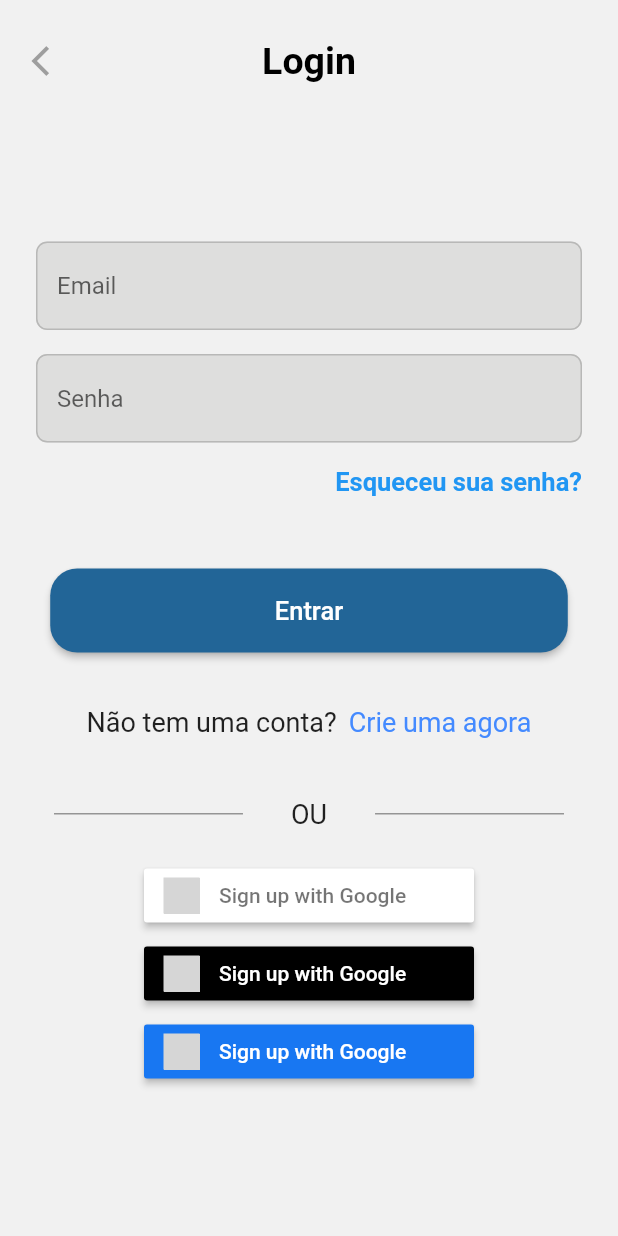
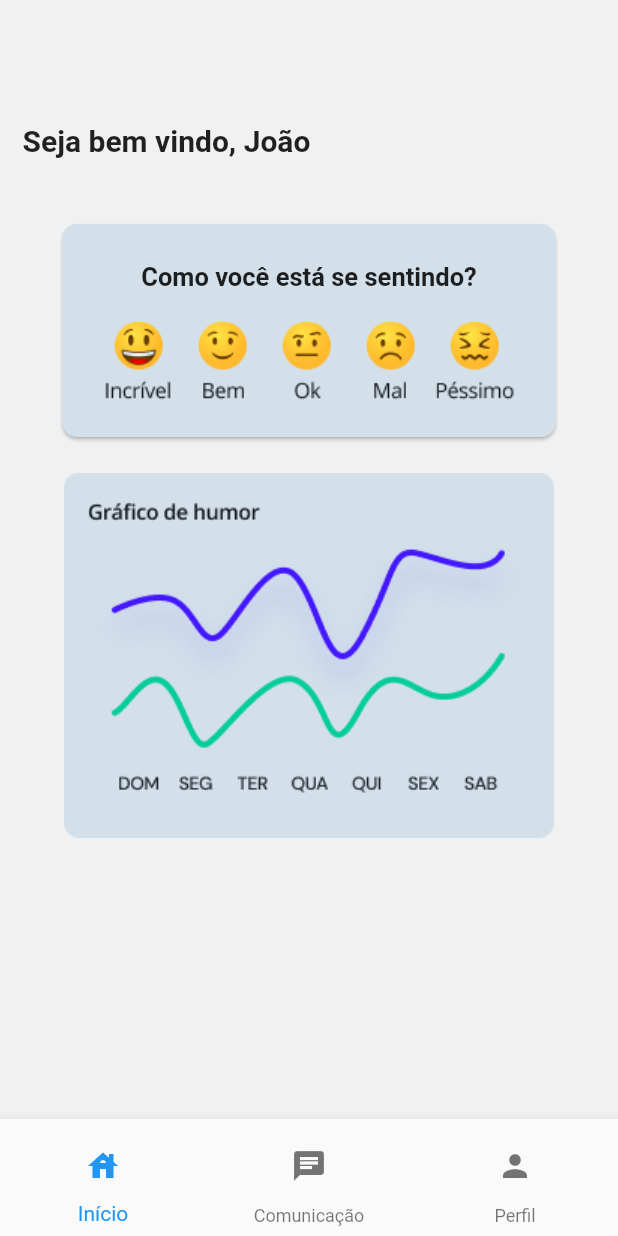
Before and after one commit to Joe02/psi-mental-health, a Flutter app: the LoginScreen screen opened directly, after a tap on "Entrar", on a phone screen of 412 x 824 dp. Run offline on Flutter 3.47's test engine with Material 2 defaults, Android fonts, the phone set to English and light mode, and no system bars; our stand-ins replace flutter_signin_button, get, page_view_indicators, shared_preferences; accounts and stored records are empty; grey boxes are pictures that could not be loaded.

Commit message:
MHP-login Finished home screen.

```diff
--- a/lib/colors/colors.dart
+++ b/lib/colors/colors.dart
@@ -12,3 +12,6 @@ const Color defaultTextFormFieldBorderColor =
     Color.fromRGBO(184, 184, 183, 1.0);
 const Color defaultTextFormFieldTextColor = Color.fromRGBO(155, 155, 155, 1.0);
 const Color loginBackgroundColor = Color.fromRGBO(241, 241, 241, 1.0);
+
+// Home Colors
+const Color homeScreenCardBackgroundColor = Color.fromRGBO(211, 224, 234, 1.0);
--- /dev/null
+++ b/lib/home_screen/HomeScreen.dart
@@ -0,0 +1,322 @@
+import 'package:flutter/cupertino.dart';
+import 'package:flutter/material.dart';
+
+import '../colors/colors.dart';
+
+class HomeScreen extends StatefulWidget {
+  @override
+  HomeScreenState createState() => HomeScreenState();
+}
+
+class HomeScreenState extends State<HomeScreen> {
+  final homeScreenViewController = PageController(initialPage: 0);
+  final _currentPageNotifier = ValueNotifier<int>(0);
+  List<HomeScreenGridViewItem> itemsList = [];
+
+  @override
+  void initState() {
+    super.initState();
+    itemsList.add(HomeScreenGridViewItem(
+      "Chat",
+      const Icon(
+        Icons.chat_rounded,
+        size: 50,
+        color: defaultButtonColor,
+      ),
+    ));
+    itemsList.add(HomeScreenGridViewItem(
+      "Consulta",
+      const Icon(
+        Icons.people,
+        size: 50,
+        color: defaultButtonColor,
+      ),
+    ));
+    itemsList.add(HomeScreenGridViewItem(
+      "Agendamentos",
+      const Icon(
+        Icons.calendar_today,
+        size: 50,
+        color: defaultButtonColor,
+      ),
+    ));
+  }
+
+  @override
+  Widget build(BuildContext context) {
+    return Scaffold(
+      backgroundColor: loginBackgroundColor,
+      bottomNavigationBar: StatefulBuilder(
+        builder: (context, widgetStateSetter) {
+          return BottomNavigationBar(
+            currentIndex: _currentPageNotifier.value,
+            items: [
+              BottomNavigationBarItem(
+                icon: IconButton(
+                  onPressed: () {
+                    widgetStateSetter(() {
+                      _currentPageNotifier.value = 0;
+                      homeScreenViewController.jumpToPage(0);
+                    });
+                  },
+                  icon: const Icon(
+                    Icons.house,
+                  ),
+                ),
+                label: "Início",
+              ),
+              BottomNavigationBarItem(
+                icon: IconButton(
+                  onPressed: () {
+                    widgetStateSetter(() {
+                      _currentPageNotifier.value = 1;
+                      homeScreenViewController.jumpToPage(1);
+                    });
+                  },
+                  icon: const Icon(
+                    Icons.chat,
+                  ),
+                ),
+                label: "Comunicação",
+              ),
+              BottomNavigationBarItem(
+                icon: IconButton(
+                  onPressed: () {
+                    widgetStateSetter(() {
+                      _currentPageNotifier.value = 2;
+                      homeScreenViewController.jumpToPage(2);
+                    });
+                  },
+                  icon: const Icon(
+                    Icons.person,
+                  ),
+                ),
+                label: "Perfil",
+              ),
+            ],
+          );
+        },
+      ),
+      body: PageView(
+        controller: homeScreenViewController,
+        onPageChanged: (pageIndex) {
+          setState(() {
+            _currentPageNotifier.value = pageIndex;
+          });
+        },
+        children: [
+          buildHomeScreen(),
+          buildCommunicationScreen(),
+          buildProfileScreen()
+        ],
+      ),
+    );
+  }
+
+  buildHomeScreen() {
+    return Column(
+      mainAxisAlignment: MainAxisAlignment.start,
+      children: [
+        SizedBox(
+          height: MediaQuery.of(context).size.height / 10,
+        ),
+        const Align(
+          alignment: Alignment.centerLeft,
+          child: Padding(
+            padding: EdgeInsets.only(
+              left: 15.0,
+            ),
+            child: Text(
+              "Seja bem vindo, João",
+              style: TextStyle(
+                fontSize: 20,
+                fontWeight: FontWeight.bold,
+              ),
+            ),
+          ),
+        ),
+        Padding(
+          padding: const EdgeInsets.only(
+            top: 40.0,
+          ),
+          child: Card(
+            color: homeScreenCardBackgroundColor,
+            shape: RoundedRectangleBorder(
+              borderRadius: BorderRadius.circular(
+                10.0,
+              ),
+            ),
+            child: Padding(
+              padding: const EdgeInsets.all(25.0),
+              child: Column(
+                mainAxisAlignment: MainAxisAlignment.center,
+                children: [
+                  const Padding(
+                    padding: EdgeInsets.only(
+                      bottom: 20.0,
+                    ),
+                    child: Text(
+                      "Como você está se sentindo?",
+                      style: TextStyle(
+                        fontWeight: FontWeight.bold,
+                        fontSize: 17,
+                      ),
+                    ),
+                  ),
+                  Image.asset(
+                    'assets/images/Emojis.png',
+                  )
+                ],
+              ),
+            ),
+          ),
+        ),
+        Padding(
+          padding: const EdgeInsets.only(top: 20.0),
+          child: Image.asset(
+            'assets/images/mood_graphics.png',
+          ),
+        )
+      ],
+    );
+  }
+
+  buildCommunicationScreen() {
+    return Column(
+      children: [
+        SizedBox(
+          height: MediaQuery.of(context).size.height / 30,
+        ),
+        Expanded(
+          child: GridView.count(
+            crossAxisCount: 2,
+            children: List.generate(
+              3,
+              (index) {
+                return Center(
+                  child: Card(
+                    shape: RoundedRectangleBorder(
+                        borderRadius: BorderRadius.circular(15)),
+                    color: loginBackgroundColor,
+                    elevation: 5,
+                    child: Container(
+                      height: 170,
+                      width: 170,
+                      child: Center(
+                        child: ListTile(
+                          title: itemsList[index].itemIcon,
+                          subtitle: Padding(
+                            padding: const EdgeInsets.only(top: 10.0),
+                            child: Text(
+                              itemsList[index].itemLabel,
+                              style: const TextStyle(
+                                fontSize: 17,
+                                fontWeight: FontWeight.w500,
+                              ),
+                              textAlign: TextAlign.center,
+                            ),
+                          ),
+                        ),
+                      ),
+                    ),
+                  ),
+                );
+              },
+            ),
+          ),
+        ),
+      ],
+    );
+  }
+
+  buildProfileScreen() {
+    return Column(
+      mainAxisAlignment: MainAxisAlignment.center,
+      crossAxisAlignment: CrossAxisAlignment.center,
+      children: [
+        Card(
+          color: defaultButtonColor,
+          child: const Padding(
+            padding: EdgeInsets.symmetric(
+              horizontal: 35.0,
+              vertical: 25.0,
+            ),
+            child: Text(
+              "J",
+              style: TextStyle(
+                fontSize: 50,
+                color: Colors.white,
+                fontWeight: FontWeight.w500,
+              ),
+            ),
+          ),
+          shape: RoundedRectangleBorder(
+            borderRadius: BorderRadius.circular(5.0),
+          ),
+        ),
+        const Flexible(
+          child: ListTile(
+            title: Text(
+              "João Silva",
+              textAlign: TextAlign.center,
+            ),
+            subtitle: Text(
+              "Joaosilva@gmail.com",
+              textAlign: TextAlign.center,
+            ),
+          ),
+        ),
+        SizedBox(
+          height: 50,
+        ),
+        buildProfileListItem(
+            "Dados do profissional",
+            const Icon(
+              Icons.person,
+              color: defaultButtonColor,
+            )),
+        buildProfileListItem(
+            "Agendamentos",
+            const Icon(
+              Icons.calendar_today_outlined,
+              color: defaultButtonColor,
+            )),
+        buildProfileListItem(
+            "Trocar senha",
+            const Icon(
+              Icons.lock,
+              color: defaultButtonColor,
+            )),
+      ],
+    );
+  }
+
+  buildProfileListItem(label, icon) {
+    return Flexible(
+      child: Padding(
+        padding: const EdgeInsets.symmetric(horizontal: 25.0, vertical: 5.0),
+        child: Row(
+          children: [
+            Padding(
+              padding: const EdgeInsets.all(8.0),
+              child: icon,
+            ),
+            Text(
+              label,
+              style: const TextStyle(fontWeight: FontWeight.bold),
+            ),
+            const Spacer(),
+            const Icon(Icons.arrow_forward_ios_rounded)
+          ],
+        ),
+      ),
+    );
+  }
+}
+
+class HomeScreenGridViewItem {
+  String itemLabel;
+  Icon itemIcon;
+
+  HomeScreenGridViewItem(this.itemLabel, this.itemIcon);
+}
--- a/lib/login_screen/LoginScreen.dart
+++ b/lib/login_screen/LoginScreen.dart
@@ -8,6 +8,8 @@ import 'package:mental_health_poc/components/FormField.dart';
 import 'package:mental_health_poc/on_boarding_page/OnBoardingPage.dart';
 import 'package:mental_health_poc/register_screen/RegisterScreen.dart';
 import 'package:shared_preferences/shared_preferences.dart';
+
+import '../home_screen/HomeScreen.dart';
 
 class LoginScreen extends StatefulWidget {
   @override
@@ -90,7 +92,9 @@ class LoginScreenState extends State<LoginScreen> {
                         ),
                       ),
                     ),
-                    () {},
+                    () {
+                      Get.to(HomeScreen());
+                    },
                   ),
                 ),
                 Padding(
```
Also changed, not shown: assets/images/Emojis.png (added), assets/images/mood_graphics.png (added), pubspec.lock.
